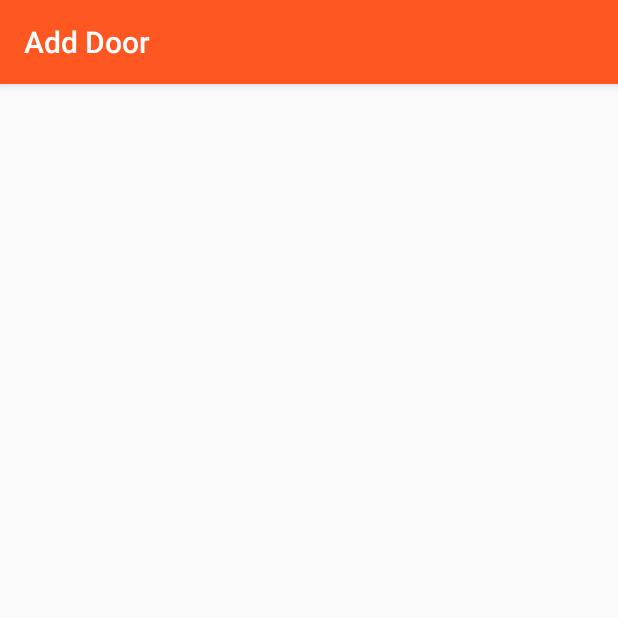
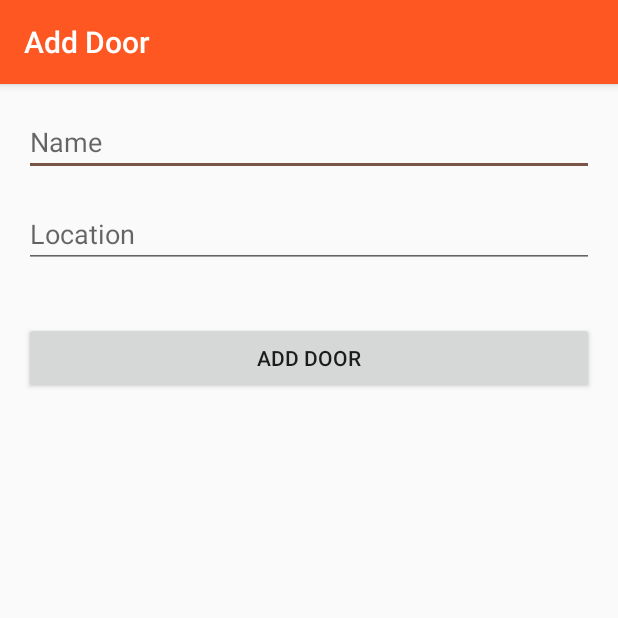
Before and after one commit to hyerania/Vizion, an Android app: the AddDoor screen opened directly, with no data from a screen before it, on a phone screen of 412 x 824 dp, the top half of it. Run offline under Robolectric (Android 15) with nearby library versions, the phone set to English and light mode, and no system bars.

Commit message:
Updated AddDoor page and included Access page

```diff
--- a/src/app/VizionApp/app/build.gradle
+++ b/src/app/VizionApp/app/build.gradle
@@ -20,6 +20,7 @@ android {
 }
 
 dependencies {
+    implementation 'com.android.support.constraint:constraint-layout:1.0.2'
     compile fileTree(dir: 'libs', include: ['*.jar'])
     androidTestCompile('com.android.support.test.espresso:espresso-core:2.2.2', {
         exclude group: 'com.android.support', module: 'support-annotations'
--- a/src/app/VizionApp/app/src/main/java/csce462/vizionapp/AddDoor.java
+++ b/src/app/VizionApp/app/src/main/java/csce462/vizionapp/AddDoor.java
@@ -1,13 +1,32 @@
 package csce462.vizionapp;
 
+import android.content.Intent;
 import android.support.v7.app.AppCompatActivity;
 import android.os.Bundle;
+import android.view.View;
+import android.widget.Button;
+import android.widget.EditText;
 
 public class AddDoor extends AppCompatActivity {
+    private Button btnAddDoor;
+    private EditText etDoorName;
+    private EditText etLocation;
 
     @Override
     protected void onCreate(Bundle savedInstanceState) {
         super.onCreate(savedInstanceState);
         setContentView(R.layout.activity_add_door);
+        etDoorName = (EditText) findViewById(R.id.etDoorName);
+        etLocation = (EditText) findViewById(R.id.etLocation);
+
+        btnAddDoor = (Button) findViewById(R.id.btnAddDoor);
+        btnAddDoor.setOnClickListener(new View.OnClickListener() {
+            public void onClick(View v) {
+                //@TODO Must add information gathered to database and return to Dashboard with UPDATED information
+                Intent addIntent = new Intent(AddDoor.this, Dashboard.class);
+                startActivity(addIntent);
+            }
+        });
+
     }
 }
--- a/src/app/VizionApp/app/src/main/res/layout/activity_add_door.xml
+++ b/src/app/VizionApp/app/src/main/res/layout/activity_add_door.xml
@@ -10,4 +10,35 @@
     android:paddingTop="@dimen/activity_vertical_margin"
     tools:context="csce462.vizionapp.AddDoor">
 
+    <EditText
+        android:id="@+id/etDoorName"
+        android:layout_width="wrap_content"
+        android:layout_height="wrap_content"
+        android:layout_alignParentEnd="true"
+        android:layout_alignParentStart="true"
+        android:ems="10"
+        android:hint="Name"
+        android:inputType="textPersonName" />
+
+    <EditText
+        android:id="@+id/etLocation"
+        android:layout_width="wrap_content"
+        android:layout_height="wrap_content"
+        android:layout_alignParentEnd="true"
+        android:layout_alignParentStart="true"
+        android:layout_below="@+id/etDoorName"
+        android:layout_marginTop="16dp"
+        android:ems="10"
+        android:hint="Location"
+        android:inputType="textPostalAddress" />
+
+    <Button
+        android:id="@+id/btnAddDoor"
+        android:layout_width="wrap_content"
+        android:layout_height="wrap_content"
+        android:layout_alignParentEnd="true"
+        android:layout_alignParentStart="true"
+        android:layout_below="@+id/etLocation"
+        android:layout_marginTop="36dp"
+        android:text="Add Door" />
 </RelativeLayout>
--- a/src/app/VizionApp/app/src/main/res/layout/activity_login.xml
+++ b/src/app/VizionApp/app/src/main/res/layout/activity_login.xml
@@ -69,9 +69,10 @@
                 android:layout_width="match_parent"
                 android:layout_height="wrap_content"
                 android:layout_marginTop="16dp"
-                android:text="@string/action_sign_in"
+                android:text="@string/action_sign_in_short"
                 android:textStyle="bold" />
 
         </LinearLayout>
+
     </ScrollView>
 </LinearLayout>
--- a/src/app/VizionApp/app/src/main/res/values/strings.xml
+++ b/src/app/VizionApp/app/src/main/res/values/strings.xml
@@ -4,6 +4,7 @@
     <string name="title_activity_login">Sign in</string>
     <string name="dash_board">My Doors</string>
     <string name="add_Doors">Add Door</string>
+    <string name="users_access">Access</string>
 
     <!-- Strings related to login -->
     <string name="prompt_email">Email</string>
```
Also changed, not shown: src/app/VizionApp/app/src/main/AndroidManifest.xml (+15 -7 lines), src/app/VizionApp/app/src/main/java/csce462/vizionapp/Dashboard.java (+21 -0 lines), src/app/VizionApp/app/src/main/java/csce462/vizionapp/LoginActivity.java (+7 -2 lines), src/app/VizionApp/app/src/main/java/csce462/vizionapp/UsersAccess.java (added, +13 -0 lines), src/app/VizionApp/app/src/main/res/layout/activity_users_access.xml (added, +14 -0 lines), src/app/VizionApp/app/src/main/res/layout/custom_layout.xml (+15 -7 lines).
